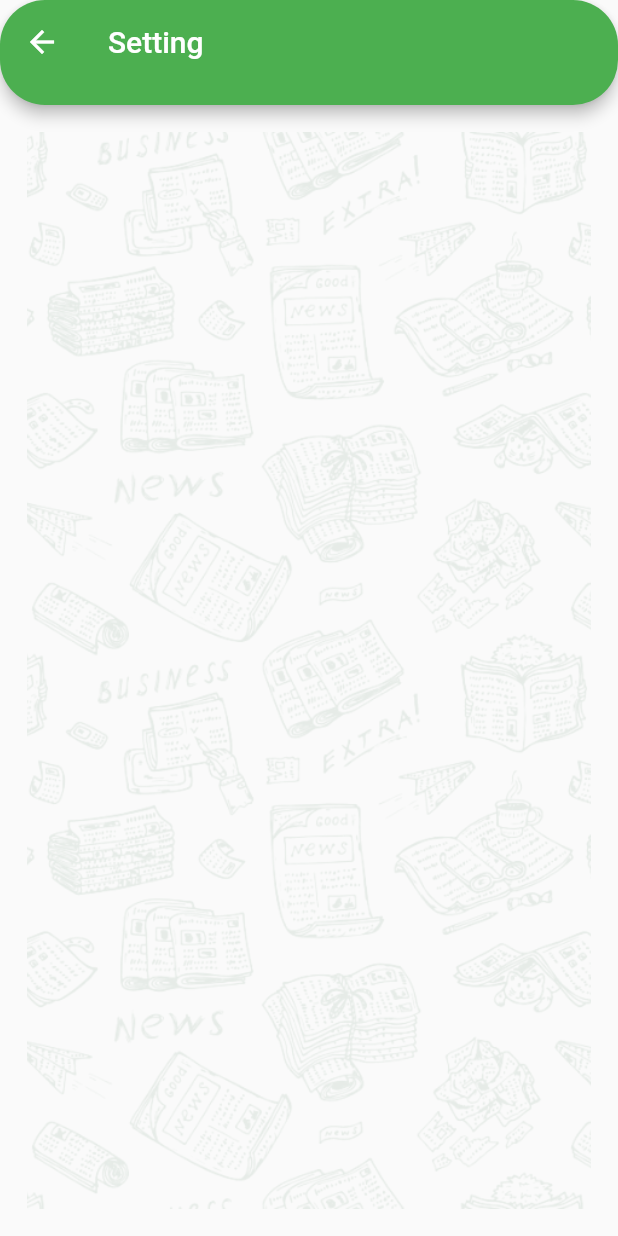
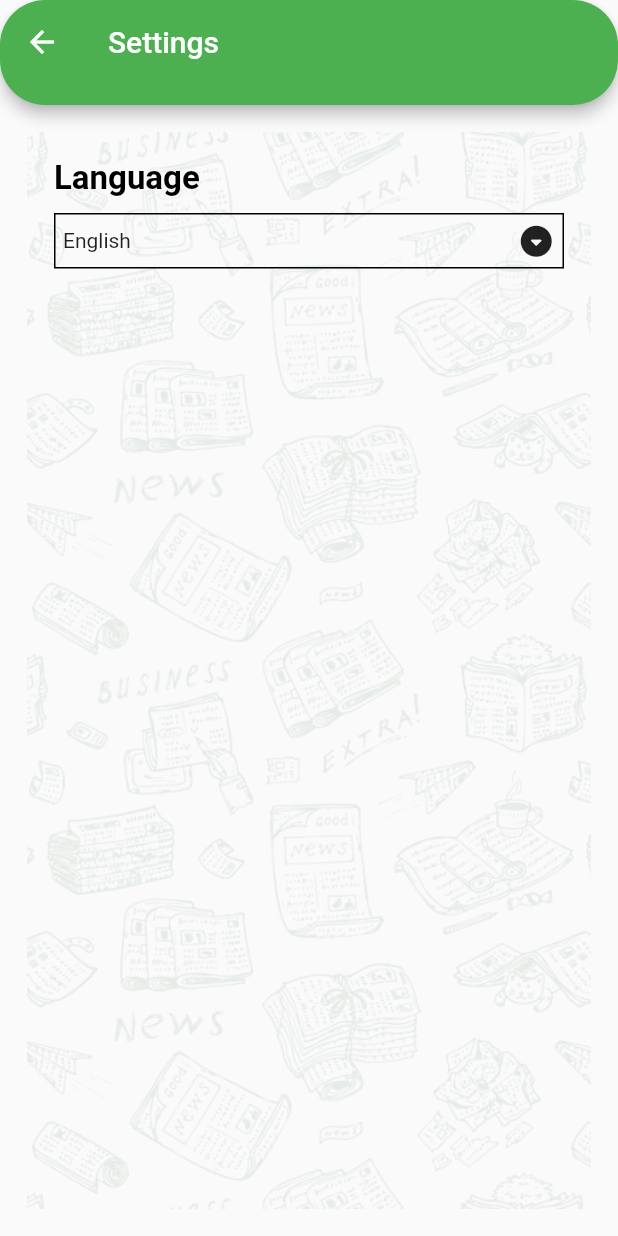
Before and after one commit to Mjfjhf/full_project_news, a Flutter app: the screen it shows after launch, in the side drawer, after a tap on "Settings", on a phone screen of 412 x 824 dp. Run offline on Flutter 3.47's test engine with Material 2 defaults, Android fonts, the phone set to English and light mode, and no system bars; our stand-ins replace dropdown_search; generated files the repository leaves out were written again.

Commit message:
full project news app

```diff
--- /dev/null
+++ b/l10n.yaml
@@ -0,0 +1,3 @@
+arb-dir: lib/l10n
+template-arb-file: app_en.arb
+output-localization-file: app_localizations.dart
--- /dev/null
+++ b/lib/l10n/app_ar.arb
@@ -0,0 +1,14 @@
+{
+    "sports": "الرياضه",
+    "politics": "السياسه",
+    "health": "الصحه",
+    "business": "الاعمال",
+    "technology": "التكنولوجيا",
+    "scince": "العلم",
+    "news_app": "نيوز ابليكيشن!!م",
+    "categories": "العناصر الرئيسيه",
+    "settings": "الاعدادات",
+    "language": "اللغه",
+    "english": "الانجليزيه",
+    "arabic": "العربيه"
+}
--- /dev/null
+++ b/lib/l10n/app_en.arb
@@ -0,0 +1,14 @@
+{
+    "sports": "Sports",
+    "politics": "Politics",
+    "health": "Health",
+    "business": "Business",
+    "technology": "Technology",
+    "scince": "Science",
+    "news_app": "News App!!",
+    "categories": "Categories",
+    "settings": "Settings",
+    "language": "Language",
+    "english": "English",
+    "arabic": "Arabic"
+}
--- /dev/null
+++ b/lib/layout/content_of_settings.dart
@@ -0,0 +1,114 @@
+import 'package:flutter/material.dart';
+import 'package:dropdown_search/dropdown_search.dart';
+import 'package:news_app_sunday/shared/provider/my_provider.dart';
+import 'package:provider/provider.dart';
+import 'package:flutter_gen/gen_l10n/app_localizations.dart';
+
+
+class ContentSettings extends StatefulWidget {
+  @override
+  State<ContentSettings> createState() => _ContentSettingsState();
+}
+
+class _ContentSettingsState extends State<ContentSettings> {
+  bool selected=false;
+  late var pro;
+  @override
+  Widget build(BuildContext context) {
+     pro=Provider.of<MyProvider>(context);
+    return Padding(
+      padding: const EdgeInsets.all(18.0),
+      child: Column(
+        crossAxisAlignment: CrossAxisAlignment.stretch,
+        children: [
+          Text(AppLocalizations.of(context)!.language,style: TextStyle(
+            color: Colors.black,
+            fontSize: 22,
+            fontWeight: FontWeight.bold
+          ),),
+          SizedBox(height: 10,),
+          Container(
+            padding: EdgeInsets.all(5),
+            decoration: BoxDecoration(
+              border: Border.all(color: Colors.black),
+
+            ),
+            child: InkWell(
+              onTap: (){
+                showChiceLanguage();
+              },
+              child: Row(
+                children: [
+                  Text(pro.neLang=="en"?AppLocalizations.of(context)!.english:AppLocalizations.of(context)!.arabic),
+                  Spacer(),
+                  Icon(Icons.arrow_drop_down_circle_rounded,size: 25,)
+                ],
+              ),
+            ),
+          )
+        ],
+      ),
+    );
+  }
+
+  showChiceLanguage(){
+    showDialog(context: context,
+        builder: (context){
+      return AlertDialog(
+        content: Container(
+          height: MediaQuery.of(context).size.height *.20,
+          child: Column(
+            crossAxisAlignment: CrossAxisAlignment.stretch,
+            children: [
+              InkWell(
+                  onTap: (){
+                    pro.selectlang("en");
+                    setState((){});
+                  },
+                  child: selectedLang(AppLocalizations.of(context)!.english,pro.neLang=="en"?true:false)),
+              SizedBox(height: 5,),
+              Divider(height: 15,thickness: 2),
+              InkWell(
+                  onTap: (){
+                    pro.selectlang("ar");
+                  },
+                  child: selectedLang(AppLocalizations.of(context)!.arabic, pro.neLang!="en"?true:false))
+            ],
+          ),
+        ),
+        actions: [
+          TextButton(onPressed: (){
+            Navigator.pop(context);
+          }, child: Text(pro.neLang=="en"?"OK":"حسنا"))
+        ],
+      );
+        });
+  }
+  Widget selectedLang(String lang,bool select){
+    if(select){
+      return Row(
+        children: [
+          Text(lang,style: TextStyle(
+              color: Colors.green,
+              fontWeight: FontWeight.bold,
+              fontSize: 18
+          ),),
+          Spacer(),
+          Checkbox(value: true, onChanged: (bool){})
+        ],
+      );
+    }else{
+      return Row(
+        children: [
+          Text(lang,style: TextStyle(
+              color: Colors.black,
+              //fontWeight: FontWeight.bold,
+              fontSize: 18
+          )),
+          Spacer(),
+          Checkbox(value: false, onChanged: (bool){})
+        ],
+      );
+    }
+  }
+}
--- a/lib/layout/home_drawe.dart
+++ b/lib/layout/home_drawe.dart
@@ -1,5 +1,6 @@
 import 'package:flutter/material.dart';
 import 'package:news_app_sunday/layout/settings.dart';
+import 'package:flutter_gen/gen_l10n/app_localizations.dart';
 
 class HomeDrawer extends StatelessWidget {
  Function retuToCategory;
@@ -19,7 +20,7 @@ class HomeDrawer extends StatelessWidget {
            // height: 12,
             alignment: Alignment.center,
             color: Colors.green,
-            child: Text("News App!!",style: TextStyle(
+            child: Text(AppLocalizations.of(context)!.news_app,style: TextStyle(
               color: Colors.white,
               fontWeight: FontWeight.bold,
               fontSize: 27
@@ -35,7 +36,7 @@ class HomeDrawer extends StatelessWidget {
                 SizedBox(width: 10,),
                 Icon(Icons.list,size: 35,),
                 SizedBox(width: 10,),
-                Text("Categories",style: TextStyle(
+                Text(AppLocalizations.of(context)!.categories,style: TextStyle(
                   color: Colors.black,
                   fontSize: 22,
                   fontWeight: FontWeight.bold
@@ -53,7 +54,7 @@ class HomeDrawer extends StatelessWidget {
                 SizedBox(width: 10,),
                 Icon(Icons.settings,size: 35,),
                 SizedBox(width: 10,),
-                Text("Settings",style: TextStyle(
+                Text(AppLocalizations.of(context)!.settings,style: TextStyle(
                     color: Colors.black,
                     fontSize: 22,
                     fontWeight: FontWeight.bold
--- a/lib/layout/home_page.dart
+++ b/lib/layout/home_page.dart
@@ -6,7 +6,6 @@ import 'package:news_app_sunday/moduls/page_news/news_fragment.dart';
 import 'package:news_app_sunday/moduls/search/result_search.dart';
 import 'package:news_app_sunday/shared/provider/my_provider.dart';
 import 'package:provider/provider.dart';
-
 import 'home_drawe.dart';
 
 class HomeMainPage extends StatefulWidget {
@@ -33,7 +32,7 @@ class _HomeMainPageState extends State<HomeMainPage> {
 
                   if(pro.iconData==Icons.search){
                     pro.iconData=Icons.close;
-                    pro.title=TextField(
+                    pro.title=TextField( cursorWidth: 5,
                       decoration: InputDecoration(
                         fillColor: Colors.white,
                         filled: true,
@@ -75,7 +74,7 @@ class _HomeMainPageState extends State<HomeMainPage> {
           ],
           backgroundColor: Colors.green,
           centerTitle: true,
-          title: pro.title,
+          title: Container(height:45,child: pro.title),
           shape: RoundedRectangleBorder(
             borderRadius: BorderRadius.circular(30)
           ),
--- a/lib/layout/settings.dart
+++ b/lib/layout/settings.dart
@@ -1,4 +1,6 @@
 import 'package:flutter/material.dart';
+import 'package:news_app_sunday/layout/content_of_settings.dart';
+import 'package:flutter_gen/gen_l10n/app_localizations.dart';
 
 class SettingsPage extends StatelessWidget {
 static const String routeName="setteng";
@@ -12,7 +14,7 @@ static const String routeName="setteng";
               borderRadius: BorderRadius.circular(30)
           ),
           backgroundColor: Colors.green,
-          title: Text('Setting'),
+          title: Text(AppLocalizations.of(context)!.settings),
         ),
       ),
       body: Padding(
@@ -20,7 +22,7 @@ static const String routeName="setteng";
         child: Stack(
           children: [
             Image.asset("assets/images/pattern.png",fit: BoxFit.cover,height: double.infinity,),
-
+            ContentSettings()
           ],
         ),
       ),
--- a/lib/main.dart
+++ b/lib/main.dart
@@ -5,6 +5,8 @@ import 'package:news_app_sunday/moduls/page_news/one_items_discription.dart';
 import 'package:news_app_sunday/moduls/search/result_search.dart';
 import 'package:news_app_sunday/shared/provider/my_provider.dart';
 import 'package:provider/provider.dart';
+import 'package:flutter_localizations/flutter_localizations.dart';
+import 'package:flutter_gen/gen_l10n/app_localizations.dart';
 
 main(){
   runApp(ChangeNotifierProvider(
@@ -16,7 +18,18 @@ class MyApp extends StatelessWidget {
 
   @override
   Widget build(BuildContext context) {
+    var pro=Provider.of<MyProvider>(context);
     return MaterialApp(
+      localizationsDelegates: [
+        AppLocalizations.delegate, // Add this line
+        GlobalMaterialLocalizations.delegate,
+        GlobalWidgetsLocalizations.delegate,
+        GlobalCupertinoLocalizations.delegate,
+      ],
+      supportedLocales: [
+        Locale('en', ''), // English, no country code
+        Locale('ar', ''), // Spanish, no country code
+      ],
       routes: {
         HomeMainPage.routeName : (context) => HomeMainPage(),
         DescriptonItems.routeName : (context) => DescriptonItems(),
@@ -24,6 +37,7 @@ class MyApp extends StatelessWidget {
         ResultSearch.routeName: (context) => ResultSearch()
       },
       initialRoute: HomeMainPage.routeName,
+      locale: Locale(pro.neLang),
     );
   }
 }
--- a/lib/model/models_category.dart
+++ b/lib/model/models_category.dart
@@ -1,4 +1,8 @@
 import 'package:flutter/material.dart';
+import 'package:flutter_gen/gen_l10n/app_localizations.dart';
+import 'package:news_app_sunday/shared/provider/my_provider.dart';
+import 'package:provider/provider.dart';
+
 
 class CategoryModel{
   String title;
@@ -7,7 +11,6 @@ class CategoryModel{
   Color color;
 
   CategoryModel(this.title, this.imageUrl, this.id, this.color);
-
   static List<CategoryModel> listOfCategory(){
     return[
     CategoryModel("Sports", "assets/images/sports.png",     "sports", Color(0xffC91C22)),
--- a/lib/moduls/page_category/category_fragment.dart
+++ b/lib/moduls/page_category/category_fragment.dart
@@ -1,5 +1,6 @@
 import 'package:flutter/material.dart';
 import 'package:news_app_sunday/moduls/page_category/category_widget.dart';
+import 'package:flutter_gen/gen_l10n/app_localizations.dart';
 
 import '../../model/models_category.dart';
 
@@ -12,25 +13,36 @@ class CategoryFragment extends StatefulWidget {
 }
 
 class _CategoryFragmentState extends State<CategoryFragment> {
- var catogries= CategoryModel.listOfCategory();
+ //var catogries= CategoryModel.listOfCategory();
 
   @override
   Widget build(BuildContext context) {
+    listOfCategory(){
+      return[
+        CategoryModel(AppLocalizations.of(context)!.sports, "assets/images/sports.png",     "sports", Color(0xffC91C22)),
+        CategoryModel(AppLocalizations.of(context)!.politics, "assets/images/Politics.png", "entertainment", Color(0xff003E90)),
+        CategoryModel(AppLocalizations.of(context)!.health, "assets/images/health.png",     "health", Color(0xffED1E79)),
+        CategoryModel(AppLocalizations.of(context)!.business, "assets/images/bussines.png", "business", Color(0xffCF7E48)),
+        CategoryModel(AppLocalizations.of(context)!.technology, "assets/images/environment.png", "technology", Color(0xff4882CF)),
+        CategoryModel(AppLocalizations.of(context)!.scince   , "assets/images/science.png",   "science", Color(0xffF2D352)),
+      ];
+    }
+    var cate=listOfCategory();
     return Padding(
       padding: const EdgeInsets.all(18.0),
       child: GridView.builder(
-        itemCount: catogries.length,
+        itemCount: cate.length,
           gridDelegate: SliverGridDelegateWithFixedCrossAxisCount(crossAxisCount: 2,
               crossAxisSpacing: 15,
               mainAxisSpacing: 15),
           itemBuilder: (context,index){
             return InkWell(
                 onTap: (){
-                  widget.onClichedCategory(catogries[index]);
+                  widget.onClichedCategory(cate[index]);
                   setState((){});
                   print(index);
                 },
-                child: CategoryItems(catogries[index],index));
+                child: CategoryItems(cate[index],index));
           }),
     );
   }
--- a/lib/moduls/page_category/category_widget.dart
+++ b/lib/moduls/page_category/category_widget.dart
@@ -1,5 +1,7 @@
 import 'package:flutter/material.dart';
 import 'package:news_app_sunday/model/models_category.dart';
+import 'package:news_app_sunday/shared/provider/my_provider.dart';
+import 'package:provider/provider.dart';
 
 class CategoryItems extends StatelessWidget {
  CategoryModel categoryModel;
@@ -7,6 +9,7 @@ class CategoryItems extends StatelessWidget {
  CategoryItems(this.categoryModel,this.index);
   @override
   Widget build(BuildContext context) {
+    var pro=Provider.of<MyProvider>(context);
     return Container(
       decoration: BoxDecoration(
         color: categoryModel.color,
--- a/lib/moduls/page_news/news_fragment.dart
+++ b/lib/moduls/page_news/news_fragment.dart
@@ -22,8 +22,9 @@ class NewsFragment extends StatelessWidget {
             );
           }
           if('ok'!= snap.data?.status){
-            Text("Error");
-            print("status is ${snap.data?.status}");
+            return AlertDialog(
+              content: Text("No internet"),
+            );
           }
           var listOfSources=snap.data?.sources??[];
           print(listOfSources);
--- a/lib/shared/provider/my_provider.dart
+++ b/lib/shared/provider/my_provider.dart
@@ -11,4 +11,10 @@ class MyProvider extends ChangeNotifier{
     iconData=newIcon;
     notifyListeners();
   }
+
+  String neLang="en";
+  selectlang(String lang){
+    neLang=lang;
+    notifyListeners();
+  }
 }
--- a/pubspec.yaml
+++ b/pubspec.yaml
@@ -36,6 +36,10 @@ dependencies:
   cupertino_icons: ^1.0.2
   http: ^0.13.5
   provider: ^6.0.3
+  dropdown_search: ^5.0.2
+  flutter_localizations: # Add this line
+    sdk: flutter         # Add this line
+  intl: ^0.17.0 # Add this line
 
 dev_dependencies:
   flutter_test:
@@ -53,6 +57,7 @@ dev_dependencies:
 
 # The following section is specific to Flutter packages.
 flutter:
+  generate: true # Add this line
 
   # The following line ensures that the Material Icons font is
   # included with your application, so that you can use the icons in
```
Also changed, not shown: lib/moduls/page_news/get_news_responce.dart (+8 -0 lines), lib/shared/network/remot/api_manager.dart (+13 -2 lines), pubspec.lock.
